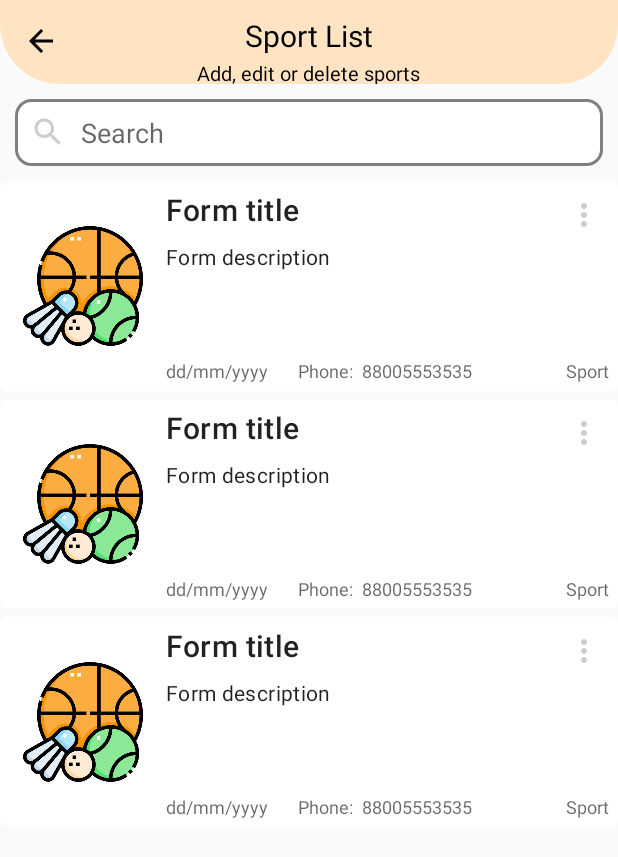
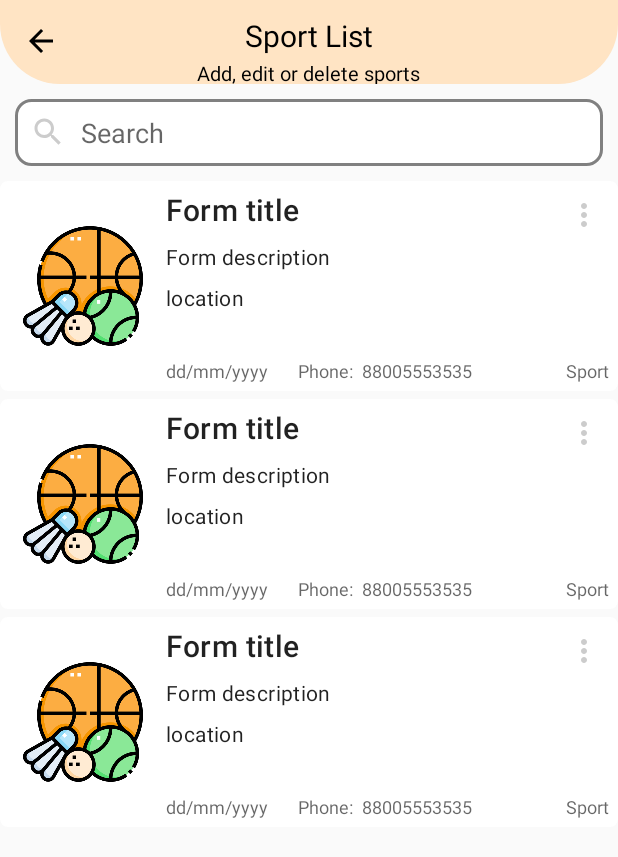
Before and after one commit to polblack7/SportFriend, an Android app: the layout activity_sport_list_admin.xml on its own in the app's theme, with its tools: preview values and no code run, on a phone screen of 412 x 824 dp. Shown: the top 857 px of the screen. Run offline under Robolectric (Android 15) with nearby library versions, the phone set to English and light mode, and no system bars.

Commit message:
small fixes

```diff
--- a/app/src/main/java/com/polblack7/sportfriend/FilterFormsAdmin.kt
+++ b/app/src/main/java/com/polblack7/sportfriend/FilterFormsAdmin.kt
@@ -19,7 +19,7 @@ class FilterFormsAdmin : Filter {
         if (constraint != null && constraint.isNotEmpty()) {
             val search = constraint.toString().toUpperCase()
 
-            val filteredModels = ArrayList<ModelForm>()
+            var filteredModels = ArrayList<ModelForm>()
 
             for (i in filterList.indices) {
                 if (filterList[i].name.toUpperCase().contains(search)) {
--- a/app/src/main/java/com/polblack7/sportfriend/MyAppliction.kt
+++ b/app/src/main/java/com/polblack7/sportfriend/MyAppliction.kt
@@ -23,11 +23,11 @@ class MyAppliction: Application()   {
         }
 
         fun loadForm(sportId: String, sportTv: TextView ) {
-            val ref = FirebaseDatabase.getInstance().getReference("Forms")
+            val ref = FirebaseDatabase.getInstance().getReference("Sports")
             ref.child(sportId)
                 .addValueEventListener(object : ValueEventListener {
                     override fun onDataChange(snapshot: DataSnapshot) {
-                        val sport = "${snapshot.child(" sport ").value}"
+                        val sport = "${snapshot.child("sport").value}"
 
                         sportTv.text = sport
                     }
--- a/app/src/main/java/com/polblack7/sportfriend/SportListAdminActivity.kt
+++ b/app/src/main/java/com/polblack7/sportfriend/SportListAdminActivity.kt
@@ -46,6 +46,8 @@ class SportListAdminActivity : AppCompatActivity() {
 
         loadFormsList()
 
+
+
         binding.backBtn.setOnClickListener {
             onBackPressed()
         }
@@ -67,6 +69,8 @@ class SportListAdminActivity : AppCompatActivity() {
             }
         })
 
+
+
     }
 
     private fun loadFormsList() {
@@ -79,7 +83,6 @@ class SportListAdminActivity : AppCompatActivity() {
                     formsArrayList.clear()
                     for (ds in snapshot.children) {
                         val modelForm = ds.getValue(ModelForm::class.java)
-                        val hi = modelForm
                         if (modelForm != null) {
                             formsArrayList.add(modelForm)
                             Log.d(TAG, "onDataChange: ")
--- a/app/src/main/res/layout/row_forms_admin.xml
+++ b/app/src/main/res/layout/row_forms_admin.xml
@@ -109,6 +109,19 @@
             android:maxLines="1"
             android:text="Phone:"/>
 
+        <TextView
+            android:id="@+id/locationTv"
+            style="@style/TextAppearance.MaterialComponents.Body2"
+            android:layout_width="match_parent"
+            android:layout_height="wrap_content"
+            android:layout_below="@id/descriptionTv"
+            android:layout_marginTop="8dp"
+            android:ellipsize="end"
+            android:layout_toEndOf="@id/formsRv"
+            android:maxLines="11"
+            android:text="location"/>
+
+
 
 
     </RelativeLayout>
```
Also changed, not shown: app/src/main/java/com/polblack7/sportfriend/AdapterForms.kt (+15 -10 lines).
